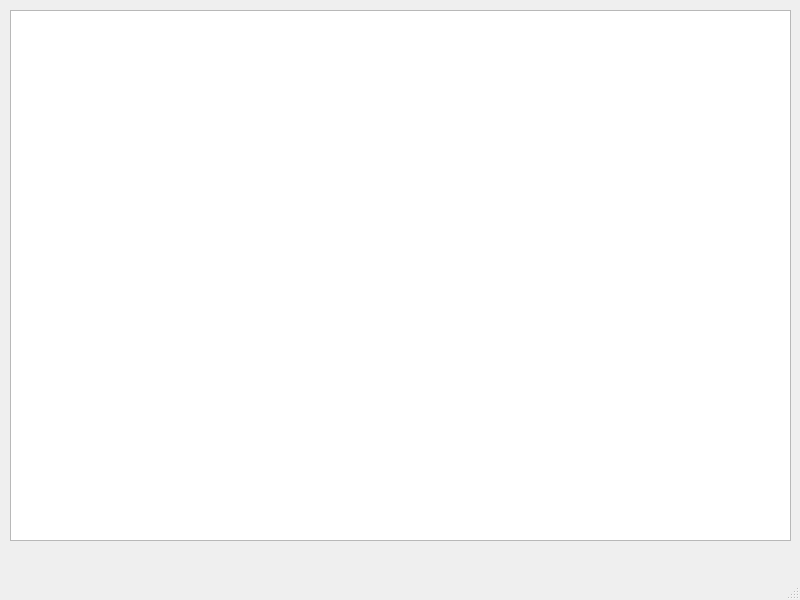
First picture: the form in main.ui, repository Yaro373/coffee, before the edit.
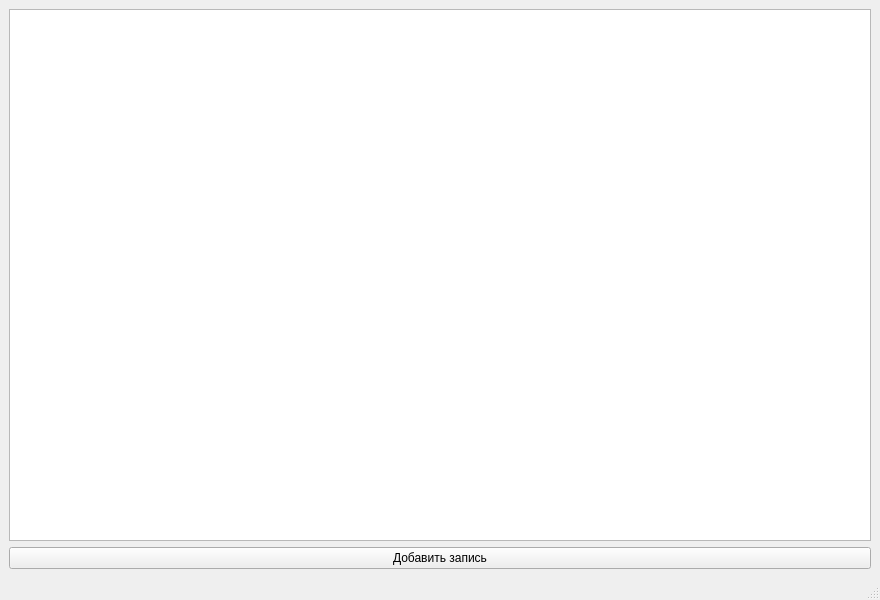
Second picture: the form after the edit.

What changed in the file:
```diff
--- a/main.ui
+++ b/main.ui
@@ -6,7 +6,7 @@
    <rect>
     <x>0</x>
     <y>0</y>
-    <width>800</width>
+    <width>880</width>
     <height>600</height>
    </rect>
   </property>
@@ -14,16 +14,26 @@
    <string>Эспрессо</string>
   </property>
   <widget class="QWidget" name="centralwidget">
-   <widget class="QTableWidget" name="tableWidget">
-    <property name="geometry">
-     <rect>
-      <x>10</x>
-      <y>10</y>
-      <width>781</width>
-      <height>531</height>
-     </rect>
-    </property>
-   </widget>
+   <layout class="QVBoxLayout" name="verticalLayout_2">
+    <item>
+     <layout class="QVBoxLayout" name="verticalLayout">
+      <item>
+       <widget class="QTableWidget" name="tableWidget">
+        <attribute name="horizontalHeaderCascadingSectionResizes">
+         <bool>false</bool>
+        </attribute>
+       </widget>
+      </item>
+      <item>
+       <widget class="QPushButton" name="pushButton">
+        <property name="text">
+         <string>Добавить запись</string>
+        </property>
+       </widget>
+      </item>
+     </layout>
+    </item>
+   </layout>
   </widget>
   <widget class="QMenuBar" name="menubar">
    <property name="geometry">
```
Left out of the diff: 2 changed lines with no effect on the pictures.
